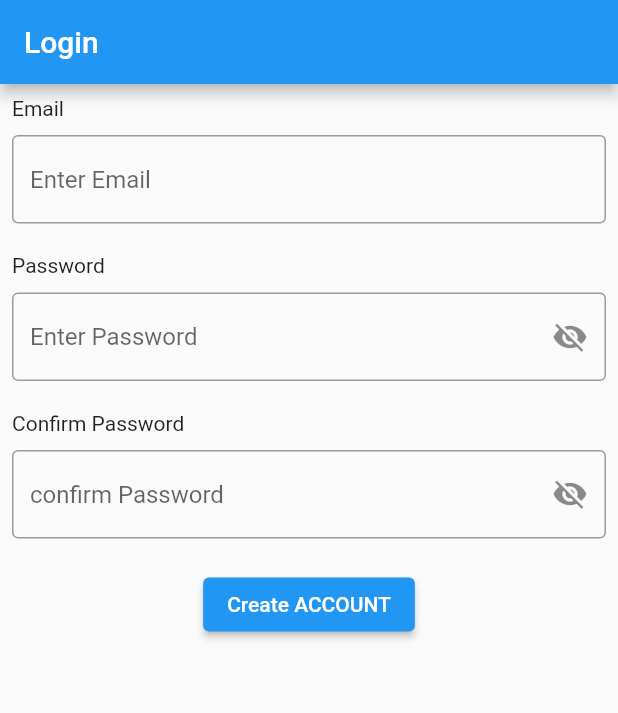
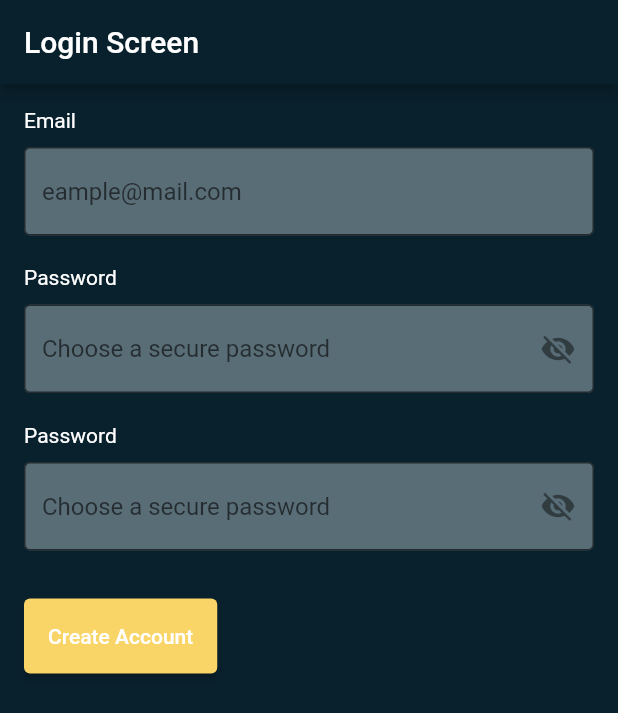
Before and after one commit to FresherDeveloper/login, a Flutter app: the screen it shows after launch, on a phone screen of 412 x 824 dp. Shown: the top 713 px of the screen. Run offline on Flutter 3.47's test engine with Material 2 defaults, Android fonts, the phone set to English and light mode, and no system bars.

Commit message:
fixed issues in login screen

```diff
--- a/lib/main.dart
+++ b/lib/main.dart
@@ -1,5 +1,5 @@
 import 'package:flutter/material.dart';
-import 'package:login/screens/login_screeen.dart';
+import 'package:login/screens/create_login.dart';
 
 void main() {
   runApp(const MyApp());
@@ -8,24 +8,15 @@ void main() {
 class MyApp extends StatelessWidget {
   const MyApp({super.key});
 
-  // This widget is the root of your application.
   @override
   Widget build(BuildContext context) {
     return MaterialApp(
+      debugShowCheckedModeBanner: false,
       title: 'Flutter Demo',
       theme: ThemeData(
-        // This is the theme of your application.
-        //
-        // Try running your application with "flutter run". You'll see the
-        // application has a blue toolbar. Then, without quitting the app, try
-        // changing the primarySwatch below to Colors.green and then invoke
-        // "hot reload" (press "r" in the console where you ran "flutter run",
-        // or simply save your changes to "hot reload" in a Flutter IDE).
-        // Notice that the counter didn't reset back to zero; the application
-        // is not restarted.
         primarySwatch: Colors.blue,
       ),
-      home:  LoginScreen(),
+      home: const CreateLogin(),
     );
   }
 }
--- /dev/null
+++ b/lib/screens/create_login.dart
@@ -0,0 +1,269 @@
+import 'package:flutter/material.dart';
+
+class CreateLogin extends StatefulWidget {
+  const CreateLogin({super.key});
+
+  @override
+  State<CreateLogin> createState() => _CreateLoginState();
+}
+
+class _CreateLoginState extends State<CreateLogin> {
+  final _formKey = GlobalKey<FormState>();
+  final _emailController = TextEditingController();
+  final _passwordController = TextEditingController();
+  final _confirmPasswordController = TextEditingController();
+  bool _passwordIsValid = false;
+  bool _passwordFieldTapped = false;
+
+  bool _obscureText = true;
+  bool _hasMinLength = false;
+  bool _hasLowerCase = false;
+  bool _hasUpperCase = false;
+  bool _hasNumber = false;
+  bool _hasSpecialChar = false;
+  TextStyle textStyle = const TextStyle(color: Colors.white);
+
+  void _checkPasswordValidity() {
+    final password = _passwordController.text;
+    setState(() {
+      _hasMinLength = password.length >= 8;
+      _hasLowerCase = password.contains(RegExp(r'[a-z]'));
+      _hasUpperCase = password.contains(RegExp(r'[A-Z]'));
+      _hasNumber = password.contains(RegExp(r'[0-9]'));
+      _hasSpecialChar = password.contains(RegExp(r'[!@#$%^&*(),.?":{}|<>]'));
+      _passwordIsValid = _hasMinLength &&
+          _hasLowerCase &&
+          _hasUpperCase &&
+          _hasNumber &&
+          _hasSpecialChar;
+    });
+  }
+
+  void clearText() {
+    _emailController.clear();
+    _passwordController.clear();
+    _confirmPasswordController.clear();
+  }
+
+  @override
+  void dispose() {
+    _emailController.dispose();
+    _passwordController.dispose();
+    _confirmPasswordController.dispose();
+    super.dispose();
+  }
+
+  @override
+  Widget build(BuildContext context) {
+    return Scaffold(
+      backgroundColor: const Color.fromARGB(255, 9, 33, 45),
+      appBar: AppBar(
+        title: const Text('Login Screen'),
+        backgroundColor: const Color.fromARGB(255, 9, 33, 45),
+      ),
+      body: Padding(
+        padding: const EdgeInsets.all(16.0),
+        child: Form(
+          key: _formKey,
+          child: Column(
+            crossAxisAlignment: CrossAxisAlignment.start,
+            children: [
+              Text(
+                "Email",
+                style: textStyle,
+              ),
+              const SizedBox(
+                height: 10,
+              ),
+              TextFormField(
+                controller: _emailController,
+                keyboardType: TextInputType.emailAddress,
+                decoration: const InputDecoration(
+                    filled: true,
+                    fillColor: Color.fromARGB(255, 89, 109, 119),
+                    border: OutlineInputBorder(),
+                    hintText: 'eample@mail.com'),
+                validator: (value) {
+                  if (value!.isEmpty) {
+                    return 'Please enter your email';
+                  }
+                  return null;
+                },
+              ),
+              //SizedBox(height: 16.0),
+              const SizedBox(
+                height: 20,
+              ),
+              Text(
+                "Password",
+                style: textStyle,
+              ),
+              const SizedBox(
+                height: 10,
+              ),
+              TextFormField(
+                obscureText: _obscureText,
+                controller: _passwordController,
+                decoration: InputDecoration(
+                  filled: true,
+                  fillColor: const Color.fromARGB(255, 89, 109, 119),
+                  hintText: 'Choose a secure password',
+                  border: const OutlineInputBorder(),
+                  suffixIcon: IconButton(
+                      onPressed: () {
+                        setState(() {
+                          _obscureText = !_obscureText;
+                        });
+                      },
+                      icon: Icon(_obscureText
+                          ? Icons.visibility_off
+                          : Icons.visibility)),
+                ),
+                onTap: () {
+                  setState(() {
+                    _passwordFieldTapped = true;
+                  });
+                },
+                onChanged: (_) => _checkPasswordValidity(),
+                validator: (value) {
+                  if (value!.isEmpty) {
+                    return 'Please enter your password';
+                  }
+                  if (!_passwordIsValid) {
+                    return 'Please enter a valid Password';
+                  }
+                  return null;
+                },
+              ),
+              // const SizedBox(height: 16.0),
+              const SizedBox(
+                height: 20,
+              ),
+              Text(
+                "Password",
+                style: textStyle,
+              ),
+              const SizedBox(
+                height: 10,
+              ),
+              TextFormField(
+                controller: _confirmPasswordController,
+                obscureText: _obscureText,
+                decoration: InputDecoration(
+                  filled: true,
+                  fillColor: const Color.fromARGB(255, 89, 109, 119),
+                  hintText: 'Choose a secure password',
+                  border: const OutlineInputBorder(),
+                  suffixIcon: IconButton(
+                      onPressed: () {
+                        setState(() {
+                          _obscureText = !_obscureText;
+                        });
+                      },
+                      icon: Icon(_obscureText
+                          ? Icons.visibility_off
+                          : Icons.visibility)),
+                ),
+                validator: (value) {
+                  if (value!.isEmpty) {
+                    return 'Please confirm your password';
+                  }
+                  // if (value != _passwordController.text) {
+                  //   return 'Passwords do not match';
+                  // }
+                  return null;
+                },
+              ),
+              const SizedBox(height: 32.0),
+              ElevatedButton(
+                style: const ButtonStyle(
+                    minimumSize: MaterialStatePropertyAll(Size(100, 50)),
+                    backgroundColor: MaterialStatePropertyAll(
+                        Color.fromARGB(255, 249, 213, 103))),
+                onPressed: () {
+                  if (_formKey.currentState!.validate()) {
+                    _formKey.currentState!.save();
+                    setState(() {
+                      _passwordFieldTapped = false;
+                    });
+                    if (_confirmPasswordController.text !=
+                        _passwordController.text) {
+                      showDialog(
+                        context: context,
+                        builder: (BuildContext context) {
+                          return AlertDialog(
+                            alignment: AlignmentDirectional.topCenter,
+                            title: const Text("This page says"),
+                            content: SizedBox(
+                                width: MediaQuery.of(context).size.width * .5,
+                                child: const Text(
+                                    "Re-enter password do not match")),
+                            actions: [
+                              ElevatedButton(
+                                style: const ButtonStyle(
+                                    minimumSize: MaterialStatePropertyAll(
+                                        Size(100, 50))),
+                                child: const Text("OK"),
+                                onPressed: () {
+                                  Navigator.of(context).pop();
+                                },
+                              ),
+                            ],
+                          );
+                        },
+                      );
+
+                      return;
+                    }
+                    ScaffoldMessenger.of(context).showSnackBar(
+                      const SnackBar(
+                        backgroundColor: Colors.green,
+                        content: Text('Login successful'),
+                      ),
+                    );
+                    clearText();
+                  }
+                },
+                child: const Text('Create Account'),
+              ),
+              const SizedBox(height: 8.0),
+              _passwordFieldTapped
+                  ? Text(
+                      " Your password must contain:",
+                      style: textStyle,
+                    )
+                  : const SizedBox(),
+              const SizedBox(height: 8.0),
+              validationText(
+                  isValidate: _hasMinLength, text: "At least 8 characters"),
+              validationText(
+                  isValidate: _hasLowerCase, text: "A lower case letter"),
+              validationText(
+                  isValidate: _hasUpperCase, text: "An upper case letter"),
+              validationText(isValidate: _hasMinLength, text: "A number"),
+              validationText(
+                  isValidate: _hasSpecialChar, text: "A special character"),
+            ],
+          ),
+        ),
+      ),
+    );
+  }
+
+  Widget validationText({required String text, required bool isValidate}) {
+    return _passwordFieldTapped
+        ? Expanded(
+            child: ListTile(
+              horizontalTitleGap: 0,
+              leading: isValidate
+                  ? const Icon(
+                      Icons.check,
+                      color: Colors.green,
+                    )
+                  : const SizedBox(),
+              title: Text(text, style: textStyle),
+            ),
+          )
+        : const SizedBox();
+  }
+}
```
Also changed, not shown: 1 other file.
